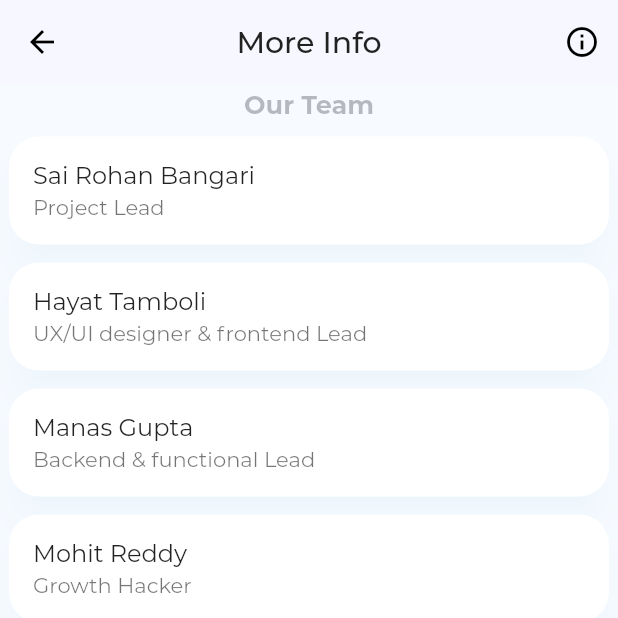
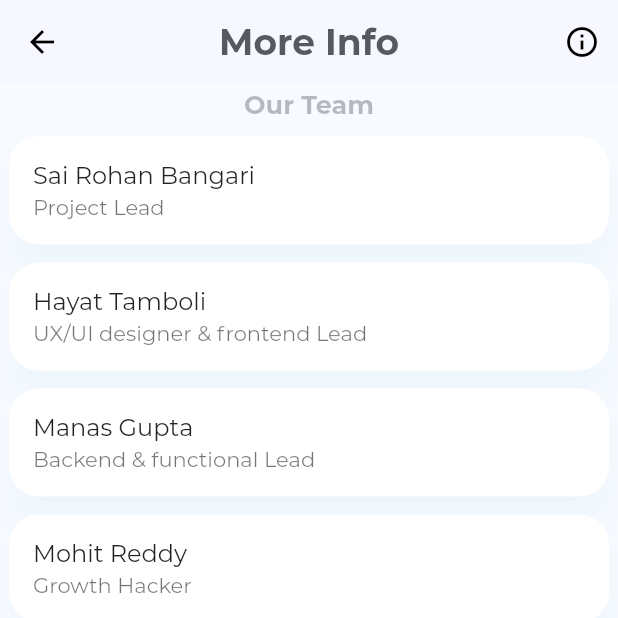
Before and after one commit to Runbhumi/Runbhumi, a Flutter app: the MoreInfo screen opened by its route, on a phone screen of 412 x 824 dp, the top half of it. Run offline on Flutter 3.47's test engine with Material 2 defaults, Android fonts, the phone set to English and light mode, and no system bars; our stand-ins replace bubble_tab_indicator, cloud_firestore, datetime_picker_formfield, firebase_auth, firebase_core, firebase_messaging and 8 more; accounts and stored records are empty; network calls fail; project files that could hold a hidden picture were left out.

Commit message:
fixed moreinfo title

```diff
--- a/lib/view/profile/drawer/moreInfo.dart
+++ b/lib/view/profile/drawer/moreInfo.dart
@@ -33,7 +33,10 @@ class _MoreInfoState extends State<MoreInfo>
     final ThemeNotifier theme = Provider.of<ThemeNotifier>(context);
     final _deviceWidth = MediaQuery.of(context).size.width;
     return Scaffold(
-      appBar: AppBar(leading: BackButton(), title: Text("More Info"), actions: [
+      appBar: AppBar(
+          leading: BackButton(),
+          title: buildTitle(context, "More Info"),
+          actions: [
             IconButton(
               icon: Icon(Icons.info_outline),
               onPressed: () {
@@ -41,7 +44,7 @@ class _MoreInfoState extends State<MoreInfo>
                   context: context,
                   builder: (context) => AboutDialog(
                     applicationName: "Runbhumi",
-                applicationVersion: "v0.6.0",
+                    applicationVersion: "v0.7.0",
                     applicationLegalese: '''
 MIT License
 
```
Lines whose indentation alone changed are shown as unchanged.
